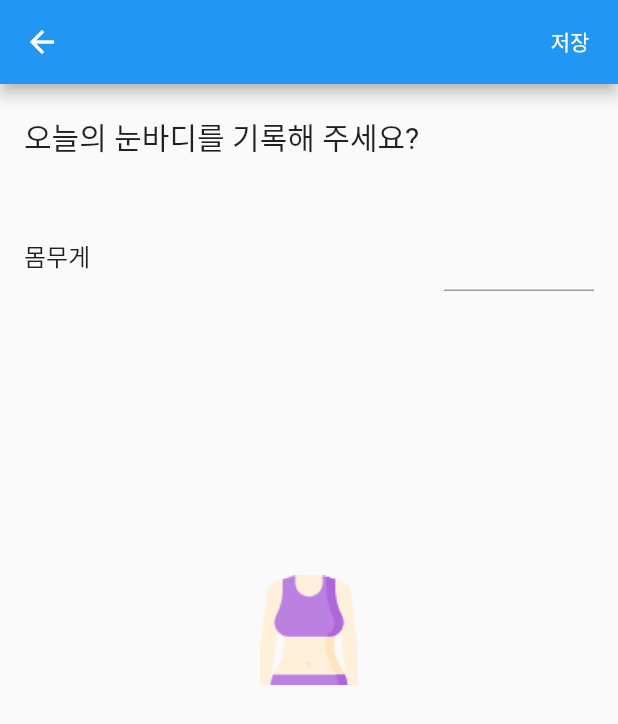
After one commit to kkong3456/flutter_eyebody, a Flutter app: the EyeBodyAddPage screen opened directly, on a phone screen of 412 x 824 dp. The commit adds this screen. Shown: the top 724 px of the screen. Run offline on Flutter 3.47's test engine with Material 2 defaults, Android fonts, the phone set to English and light mode, and no system bars; our stand-ins replace sqflite; missing offline and left inert: multi_image_picker; accounts and stored records are empty.

Commit message:
눈바디 완료

```diff
--- a/lib/main.dart
+++ b/lib/main.dart
@@ -1,4 +1,5 @@
 import 'package:eyebody/data/data.dart';
+import 'package:eyebody/view/body.dart';
 import 'package:eyebody/view/utils.dart';
 import 'package:eyebody/view/workout.dart';
 import 'package:flutter/material.dart';
@@ -84,7 +85,17 @@ class _MyHomePageState extends State<MyHomePage> {
                         ),
                         TextButton(
                           child: const Text("눈바디"),
-                          onPressed: () {},
+                          onPressed: () {
+                            Navigator.of(context).push(MaterialPageRoute(
+                              builder: (ctx) => EyeBodyAddPage(
+                                eyeBody: EyeBody(
+                                  date: Utils.getFormatTime(DateTime.now()),
+                                  weight: 0,
+                                  image: "",
+                                ),
+                              ),
+                            ));
+                          },
                         ),
                       ],
                     ));
--- /dev/null
+++ b/lib/view/body.dart
@@ -0,0 +1,120 @@
+import 'package:eyebody/data/data.dart';
+import 'package:eyebody/data/database.dart';
+import 'package:flutter/cupertino.dart';
+import 'package:flutter/material.dart';
+import 'package:flutter/services.dart';
+import 'package:multi_image_picker/multi_image_picker.dart';
+
+class EyeBodyAddPage extends StatefulWidget {
+  final EyeBody eyeBody;
+  const EyeBodyAddPage({Key key, this.eyeBody}) : super(key: key);
+
+  @override
+  State<StatefulWidget> createState() {
+    return _EyeBodyAddPageState();
+  }
+}
+
+class _EyeBodyAddPageState extends State<EyeBodyAddPage> {
+  TextEditingController weightController = TextEditingController();
+
+  EyeBody get eyeBody => widget.eyeBody;
+
+  @override
+  Widget build(BuildContext context) {
+    return Scaffold(
+        appBar: AppBar(
+          actions: [
+            TextButton(
+              child: const Text(
+                "저장",
+                style: TextStyle(color: Colors.white),
+              ),
+              onPressed: () async {
+                eyeBody.weight = int.tryParse(weightController.text) ?? 0;
+
+                final dbHelper = DatabaseHelper.instance;
+                await dbHelper.insertEyeBody(eyeBody);
+
+                Navigator.of(context).pop();
+              },
+            )
+          ],
+        ),
+        body: Container(
+            child: ListView.builder(
+          itemBuilder: (ctx, idx) {
+            if (idx == 0) {
+              return Container(
+                margin:
+                    const EdgeInsets.symmetric(horizontal: 16, vertical: 20),
+                child:
+                    Text("오늘의 눈바디를 기록해 주세요?", style: TextStyle(fontSize: 20)),
+              );
+            } else if (idx == 1) {
+              return Container(
+                  margin:
+                      const EdgeInsets.symmetric(horizontal: 16, vertical: 20),
+                  child: Row(
+                    mainAxisAlignment: MainAxisAlignment.spaceBetween,
+                    children: [
+                      const Text("몸무게",
+                          style: TextStyle(
+                            fontSize: 16,
+                          )),
+                      Container(
+                        width: 100,
+                        child: TextField(
+                          controller: weightController,
+                          inputFormatters: [
+                            FilteringTextInputFormatter.digitsOnly,
+                          ],
+                          keyboardType: TextInputType.number,
+                        ),
+                      ),
+                    ],
+                  ));
+            } else if (idx == 2) {
+              return Container(
+                // color: Colors.black26,
+                // padding:
+                // const EdgeInsets.symmetric(vertical: 20, horizontal: 20),
+                margin:
+                    const EdgeInsets.symmetric(vertical: 20, horizontal: 20),
+                child: Container(
+                  child: Align(
+                    alignment: Alignment.center,
+                    child: InkWell(
+                        child: AspectRatio(
+                            child: eyeBody.image.isEmpty
+                                ? Image.asset("assets/img/eyebody.png")
+                                : AssetThumb(
+                                    asset: Asset(
+                                        eyeBody.image, "eyebody.png", 0, 0),
+                                    width: 200,
+                                    height: 200),
+                            aspectRatio: 1 / 1),
+                        onTap: () {
+                          selectImage();
+                        }),
+                  ),
+                ),
+              );
+            }
+            return Container();
+          },
+          itemCount: 3,
+        )));
+  }
+
+  Future<void> selectImage() async {
+    final __img =
+        await MultiImagePicker.pickImages(maxImages: 1, enableCamera: true);
+    if (__img.length < 1) {
+      return;
+    }
+    setState(() {
+      eyeBody.image = __img.first.identifier;
+    });
+  }
+}
```
Also changed, not shown: assets/img/eyebody.png (added).
